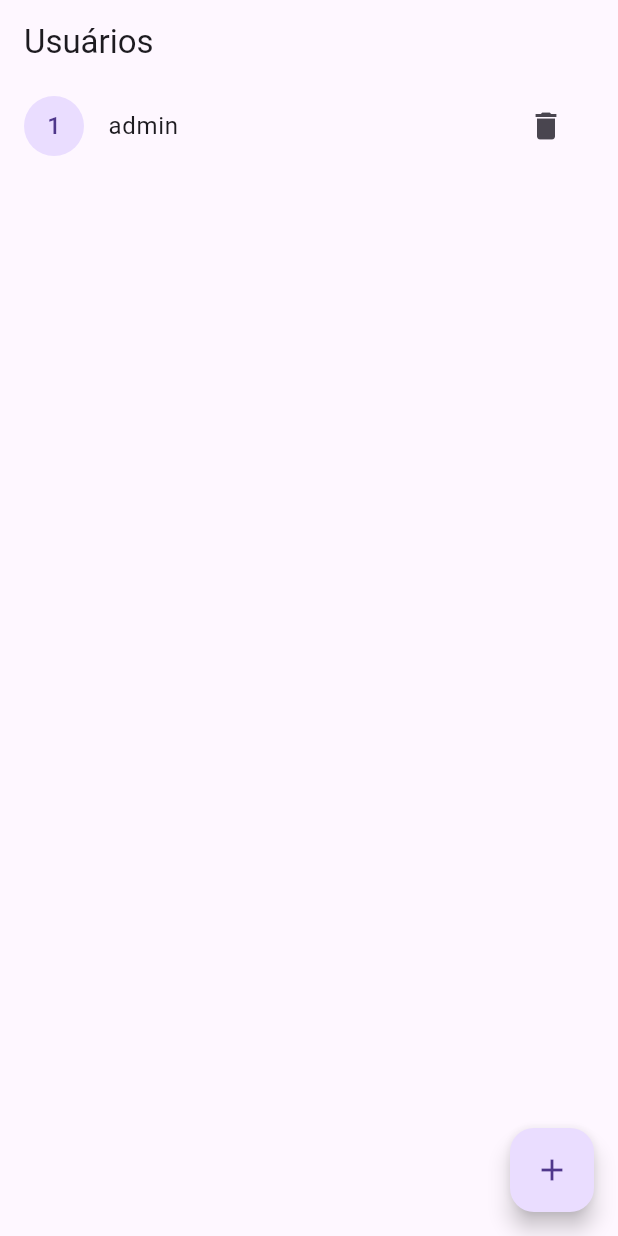
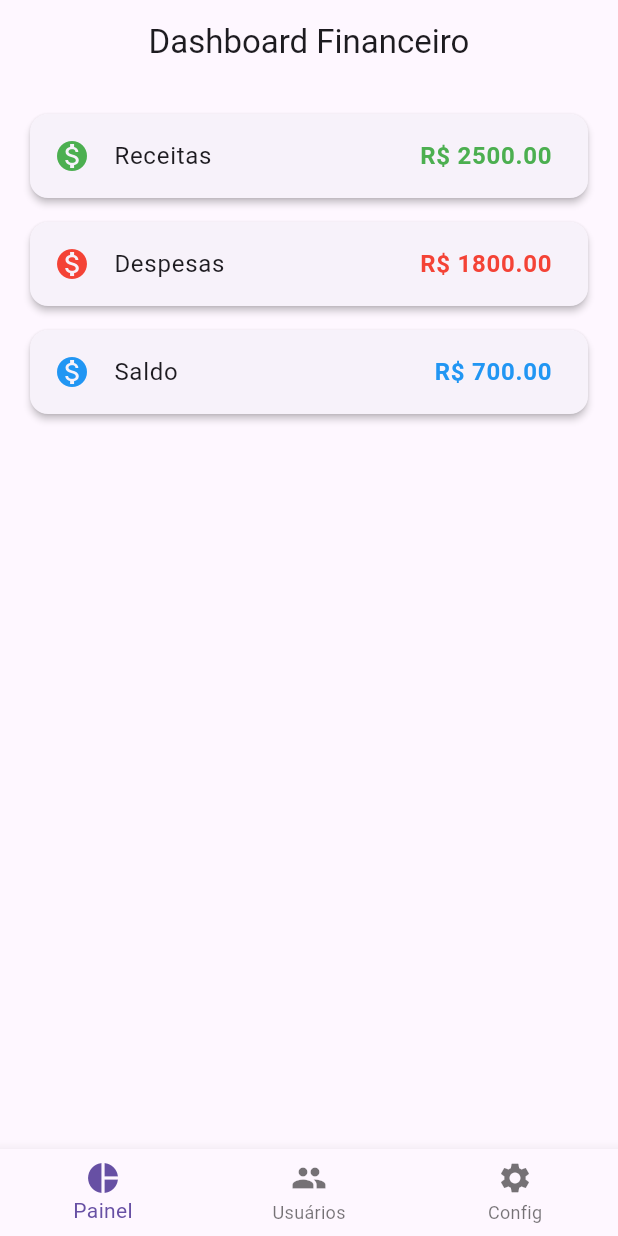
Before and after one commit to tiagocrisostomo/flutter-sqlite-modular, a Flutter app: the screen it shows after launch, after a tap on "Entrar", on a phone screen of 412 x 824 dp. Run offline on Flutter 3.47's test engine with Material 3 defaults, Android fonts, the phone set to English and light mode, and no system bars; our stand-ins replace sqflite; accounts and stored records are empty.

Commit message:
Mais dados relacionados ao financeiro e inclusão de dados padrões. USO DE SQLITE TESTADO E APROVADO.

```diff
--- a/lib/data/db/banco_de_dados.dart
+++ b/lib/data/db/banco_de_dados.dart
@@ -1,3 +1,4 @@
+import 'package:flutter/material.dart';
 import 'package:path/path.dart';
 import 'package:sqflite/sqflite.dart';
 
@@ -13,6 +14,7 @@ class BancoDeDados {
   static Future<Database> _iniciarBanco() async {
     final caminho = await getDatabasesPath();
     final caminhoCompleto = join(caminho, 'app.db');
+    debugPrint('Caminho do banco de dados: $caminhoCompleto');
 
     return openDatabase(
       caminhoCompleto,
@@ -21,6 +23,18 @@ class BancoDeDados {
         await db.execute(
           '''CREATE TABLE usuarios (id INTEGER PRIMARY KEY, nome TEXT, senha TEXT)''',
         );
+        await db.execute(
+          '''CREATE TABLE finan_categorias (id INTEGER PRIMARY KEY, descricao TEXT, cor TEXT)''',
+        );
+        await db.execute(
+          '''CREATE TABLE finan_tipos (id INTEGER PRIMARY KEY, descricao TEXT, cor TEXT)''',
+        );
+        await db.execute('''CREATE TABLE finan_lancamentos
+          (id INTEGER PRIMARY KEY, descricao TEXT, valor REAL, data TEXT,
+          tipoId INTEGER, categoriaId INTEGER, usuarioId INTEGER,
+          FOREIGN KEY(tipoId) REFERENCES finan_tipos(id),
+          FOREIGN KEY(categoriaId) REFERENCES finan_categorias(id),
+          FOREIGN KEY(usuarioId) REFERENCES usuarios(id))''');
       },
     );
   }
--- a/lib/data/model/finan_lancamento.dart
+++ b/lib/data/model/finan_lancamento.dart
@@ -40,6 +40,4 @@ class FinanLancamento {
       'usuarioId': usuarioId,
     };
   }
-
-
 }
--- a/lib/main.dart
+++ b/lib/main.dart
@@ -9,7 +9,7 @@ import 'package:provider/provider.dart';
 void main() async {
   WidgetsFlutterBinding.ensureInitialized();
 
-  await inicializarBancoComUsuarioPadrao();
+  await inicializarBancoComDadosPadrao();
   runApp(
     MultiProvider(
       providers: [
--- /dev/null
+++ b/lib/screens/home.dart
@@ -0,0 +1,49 @@
+import 'package:db_sqlite/screens/usuario_screen.dart';
+import 'package:db_sqlite/widgets/finan_painel.dart';
+import 'package:flutter/material.dart';
+
+class HomePage extends StatefulWidget {
+  const HomePage({super.key});
+
+  @override
+  State<HomePage> createState() => _HomePageState();
+}
+
+class _HomePageState extends State<HomePage> {
+  int paginaAtual = 0;
+
+  final List<Widget> paginas = [
+    const PainelFinanceiro(),
+    const UsuarioScreen(), // ou alguma outra tela
+    Center(child: Text('Configurações')),
+  ];
+
+  @override
+  Widget build(BuildContext context) {
+    return Scaffold(
+      appBar: AppBar(
+        title: const Text('Dashboard Financeiro'),
+        centerTitle: true,
+      ),
+      body: paginas[paginaAtual],
+      bottomNavigationBar: BottomNavigationBar(
+        currentIndex: paginaAtual,
+        onTap: (index) => setState(() => paginaAtual = index),
+        items: const [
+          BottomNavigationBarItem(
+            icon: Icon(Icons.pie_chart),
+            label: 'Painel',
+          ),
+          BottomNavigationBarItem(
+            icon: Icon(Icons.people),
+            label: 'Usuários',
+          ),
+          BottomNavigationBarItem(
+            icon: Icon(Icons.settings),
+            label: 'Config',
+          ),
+        ],
+      ),
+    );
+  }
+}
--- a/lib/screens/login_screen.dart
+++ b/lib/screens/login_screen.dart
@@ -1,6 +1,7 @@
 // ignore_for_file: use_build_context_synchronously
 
-import 'package:db_sqlite/screens/usuario_screen.dart';
+import 'package:db_sqlite/screens/home.dart';
+// import 'package:db_sqlite/screens/usuario_screen.dart';
 import 'package:flutter/material.dart';
 import 'package:provider/provider.dart';
 import '../store/auth_store.dart';
@@ -29,7 +30,7 @@ class LoginScreen extends StatelessWidget {
       Future.microtask(() {
         Navigator.pushReplacement(
           context,
-          MaterialPageRoute(builder: (_) => UsuarioScreen()),
+          MaterialPageRoute(builder: (_) => HomePage()),
         );
       });
     } else if (store.estadoAuth == EstadoAuth.carregando) {
--- a/lib/utils/seed.dart
+++ b/lib/utils/seed.dart
@@ -2,7 +2,7 @@ import 'package:db_sqlite/data/db/banco_de_dados.dart';
 import 'package:db_sqlite/utils/seguranca.dart';
 import 'package:flutter/foundation.dart';
 
-Future<void> inicializarBancoComUsuarioPadrao() async {
+Future<void> inicializarBancoComDadosPadrao() async {
   final db = await BancoDeDados.banco;
 
   final usuarios = await db.query('usuarios');
@@ -13,4 +13,24 @@ Future<void> inicializarBancoComUsuarioPadrao() async {
     });
     debugPrint('✅ Usuário padrão criado: admin / 1234');
   }
+
+  final tipos = await db.query('finan_tipos');
+  if (tipos.isEmpty) {
+    await db.insert('finan_tipos', {'descricao': 'Geral', 'cor': '#0B07ED'});
+    await db.insert('finan_tipos', {'descricao': 'Pessoal', 'cor': '#00FF00'});
+    debugPrint('✅ Tipos padrão criados: Geral, Pessoal');
+  }
+
+  final categorias = await db.query('finan_categorias');
+  if (categorias.isEmpty) {
+    await db.insert('finan_categorias', {
+      'descricao': 'A Pagar',
+      'cor': '#FF0000',
+    });
+    await db.insert('finan_categorias', {
+      'descricao': 'A Receber',
+      'cor': '#058505',
+    });
+    debugPrint('✅ Categorias padrão criadas: A Pagar, A Receber');
+  }
 }
--- /dev/null
+++ b/lib/widgets/finan_painel.dart
@@ -0,0 +1,45 @@
+import 'package:flutter/material.dart';
+
+class PainelFinanceiro extends StatelessWidget {
+  const PainelFinanceiro({super.key});
+
+  @override
+  Widget build(BuildContext context) {
+    // Exemplo fixo, você pode trocar por store ou service depois
+    final totalReceitas = 2500.0;
+    final totalDespesas = 1800.0;
+    final saldo = totalReceitas - totalDespesas;
+
+    return Padding(
+      padding: const EdgeInsets.all(16),
+      child: Column(
+        children: [
+          _infoTile('Receitas', totalReceitas, Colors.green),
+          const SizedBox(height: 8),
+          _infoTile('Despesas', totalDespesas, Colors.red),
+          const SizedBox(height: 8),
+          _infoTile('Saldo', saldo, saldo >= 0 ? Colors.blue : Colors.orange),
+        ],
+      ),
+    );
+  }
+
+  Widget _infoTile(String label, double valor, Color cor) {
+    return Card(
+      elevation: 2,
+      shape: RoundedRectangleBorder(borderRadius: BorderRadius.circular(12)),
+      child: ListTile(
+        leading: Icon(Icons.monetization_on, color: cor),
+        title: Text(label),
+        trailing: Text(
+          'R\$ ${valor.toStringAsFixed(2)}',
+          style: TextStyle(
+            fontSize: 16,
+            color: cor,
+            fontWeight: FontWeight.bold,
+          ),
+        ),
+      ),
+    );
+  }
+}
```
